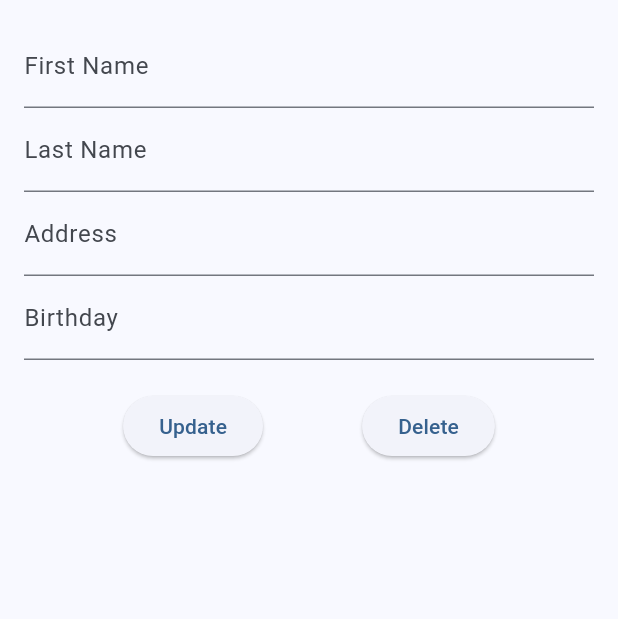
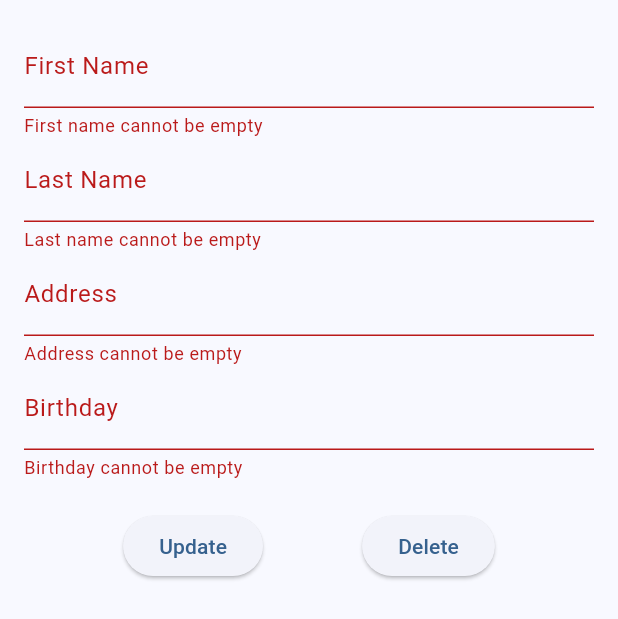
Before and after one commit to RyanRen2023/airline_management, a Flutter app: the CustomerDetailView widget shown alone on an empty page, opened directly with empty values, after a tap on "Update", on a phone screen of 412 x 824 dp. Shown: the top 619 px of the screen. Run offline on Flutter 3.47's test engine with Material 3 defaults, Android fonts, the phone set to English and light mode, and no system bars; our stand-ins replace floor, sqflite; missing offline and left inert: encrypted_shared_preferences, flag; accounts and stored records are empty; generated files the repository leaves out were written again.

Commit message:
add Customer Fields Check and DatePicker

```diff
--- a/lib/Properties.dart
+++ b/lib/Properties.dart
@@ -8,7 +8,7 @@ class Properties {
     * */
   static const String NAV_HOME = '/home';
   static const String NAV_CUSTOMER = '/customer';
-  static const String NAV_AIRLINE = '/airline';
+  static const String NAV_AIRPLANE = '/airplane';
   static const String NAV_FLIGHTS = '/flights';
   static const String NAV_RESERVATION = '/conversation';
 
--- a/lib/customer/CustomerDetailView.dart
+++ b/lib/customer/CustomerDetailView.dart
@@ -1,6 +1,6 @@
-
 import 'package:flutter/material.dart';
 import 'package:airline_management/customer/Customer.dart';
+import 'package:intl/intl.dart';
 
 import '../AppLocalizations.dart';
 import '../const/Const.dart';
@@ -21,7 +21,10 @@ class CustomerDetailView extends StatelessWidget {
   final TextEditingController _addressController = TextEditingController();
   final TextEditingController _birthdayController = TextEditingController();
 
-  void updateCustomers() {
+  final GlobalKey<FormState> _formKey = GlobalKey<FormState>();
+
+  bool updateCustomers() {
+    if (_formKey.currentState!.validate()) {
       Customer cus = this.customer;
       String firstName = _firstNameController.value.text;
       String lastName = _lastNameController.value.text;
@@ -34,6 +37,10 @@ class CustomerDetailView extends StatelessWidget {
           address: address,
           birthday: birthday);
       updateCustomer(customer);
+      return true;
+    } else {
+      return false;
+    }
   }
 
   void deleteDialogConfirm(BuildContext context) {
@@ -41,18 +48,22 @@ class CustomerDetailView extends StatelessWidget {
       context: context,
       builder: (BuildContext context) {
         return AlertDialog(
-          title: Text(AppLocalizations.of(context)!.translate(Const.DIALOG_CONFIRM_DELETE_TITLE)!),
-          content: Text(AppLocalizations.of(context)!.translate(Const.DIALOG_CONFIRM_DELETE_CONTENT)!),
+          title: Text(AppLocalizations.of(context)!
+              .translate(Const.DIALOG_CONFIRM_DELETE_TITLE)!),
+          content: Text(AppLocalizations.of(context)!
+              .translate(Const.DIALOG_CONFIRM_DELETE_CONTENT)!),
           actions: <Widget>[
             TextButton(
-              child: Text(AppLocalizations.of(context)!.translate(Const.BUTTON_OK)!),
+              child: Text(
+                  AppLocalizations.of(context)!.translate(Const.BUTTON_OK)!),
               onPressed: () {
                 deleteCustomers();
                 Navigator.of(context).pop();
               },
             ),
             TextButton(
-              child: Text(AppLocalizations.of(context)!.translate(Const.BUTTON_CANCEL)!),
+              child: Text(AppLocalizations.of(context)!
+                  .translate(Const.BUTTON_CANCEL)!),
               onPressed: () {
                 Navigator.of(context).pop();
               },
@@ -74,52 +85,108 @@ class CustomerDetailView extends StatelessWidget {
     deleteCustomer(customer);
   }
 
+  Future<void> _selectDate(BuildContext context) async {
+    final DateTime? pickedDate = await showDatePicker(
+      context: context,
+      initialDate: DateTime.now(),
+      firstDate: DateTime(1900),
+      lastDate: DateTime(2100),
+    );
+    if (pickedDate != null) {
+      _birthdayController.text = DateFormat('yyyy-MM-dd').format(pickedDate);
+    }
+  }
+
   @override
   Widget build(BuildContext context) {
-    Customer cus = customer!;
-    _firstNameController.text = cus.firstName!;
-    _lastNameController.text = cus.lastName!;
+    Customer cus = customer;
+    _firstNameController.text = cus.firstName;
+    _lastNameController.text = cus.lastName;
     _addressController.text = cus.address;
     _birthdayController.text = cus.birthday;
 
     return Padding(
         padding: const EdgeInsets.all(16.0),
+        child: Form(
+          key: _formKey,
           child: Column(
             children: <Widget>[
-          TextField(
+              TextFormField(
                 controller: _firstNameController,
-            decoration: InputDecoration(labelText: AppLocalizations.of(context)!.translate(Const.FIRST_NAME)!),
+                decoration: InputDecoration(
+                    labelText: AppLocalizations.of(context)!
+                        .translate(Const.FIRST_NAME)!),
+                validator: (value) {
+                  if (value == null || value.isEmpty) {
+                    return 'First name cannot be empty';
+                  }
+                  return null;
+                },
               ),
-          TextField(
+              TextFormField(
                 controller: _lastNameController,
-            decoration: InputDecoration(labelText: AppLocalizations.of(context)!.translate(Const.LAST_NAME)!),
+                decoration: InputDecoration(
+                    labelText: AppLocalizations.of(context)!
+                        .translate(Const.LAST_NAME)!),
+                validator: (value) {
+                  if (value == null || value.isEmpty) {
+                    return 'Last name cannot be empty';
+                  }
+                  return null;
+                },
               ),
-          TextField(
+              TextFormField(
                 controller: _addressController,
-            decoration: InputDecoration(labelText: AppLocalizations.of(context)!.translate(Const.LABEL_ADDRESS)!),
+                decoration: InputDecoration(
+                    labelText: AppLocalizations.of(context)!
+                        .translate(Const.LABEL_ADDRESS)!),
+                validator: (value) {
+                  if (value == null || value.isEmpty) {
+                    return 'Address cannot be empty';
+                  }
+                  return null;
+                },
               ),
-          TextField(
+              TextFormField(
                 controller: _birthdayController,
-            decoration: InputDecoration(labelText: AppLocalizations.of(context)!.translate(Const.LABEL_BIRTHDAY)!),
+                decoration: InputDecoration(
+                    labelText: AppLocalizations.of(context)!
+                        .translate(Const.LABEL_BIRTHDAY)!),
+                onTap: () {
+                  // Hide the keyboard when the date picker is shown
+                  FocusScope.of(context).requestFocus(FocusNode());
+                  _selectDate(context);
+                },
+                readOnly: true,
+                validator: (value) {
+                  if (value == null || value.isEmpty) {
+                    return 'Birthday cannot be empty';
+                  }
+                  return null;
+                },
               ),
               SizedBox(height: 20),
               Row(
                 mainAxisAlignment: MainAxisAlignment.spaceEvenly,
                 children: <Widget>[
                   ElevatedButton(
-                onPressed: updateCustomers,
-                child: Text(AppLocalizations.of(context)!.translate(Const.BUTTON_UPDATE)!),
+                    onPressed: () {
+                      updateCustomers();
+                    },
+                    child: Text(AppLocalizations.of(context)!
+                        .translate(Const.BUTTON_UPDATE)!),
                   ),
                   ElevatedButton(
                     onPressed: () {
                       deleteDialogConfirm(context);
                     },
-                child: Text(AppLocalizations.of(context)!.translate(Const.BUTTON_DELETE)!),
+                    child: Text(AppLocalizations.of(context)!
+                        .translate(Const.BUTTON_DELETE)!),
                   ),
                 ],
               ),
             ],
           ),
-    );
+        ));
   }
 }
--- a/pubspec.yaml
+++ b/pubspec.yaml
@@ -35,8 +35,7 @@ dependencies:
   floor: ^1.4.0
   encrypted_shared_preferences: ^3.0.1
   flag: ^6.0.0
-  country_flags: ^3.0.0
-
+  intl: ^0.18.1
 
 
   # The following adds the Cupertino Icons font to your application.
```
Also changed, not shown: lib/airline/AirlinePage.dart (deleted, +0 -32 lines), lib/customer/AddCustomerPage.dart (+82 -16 lines), lib/main.dart (+3 -6 lines), pubspec.lock. Lines whose indentation alone changed are shown as unchanged.
